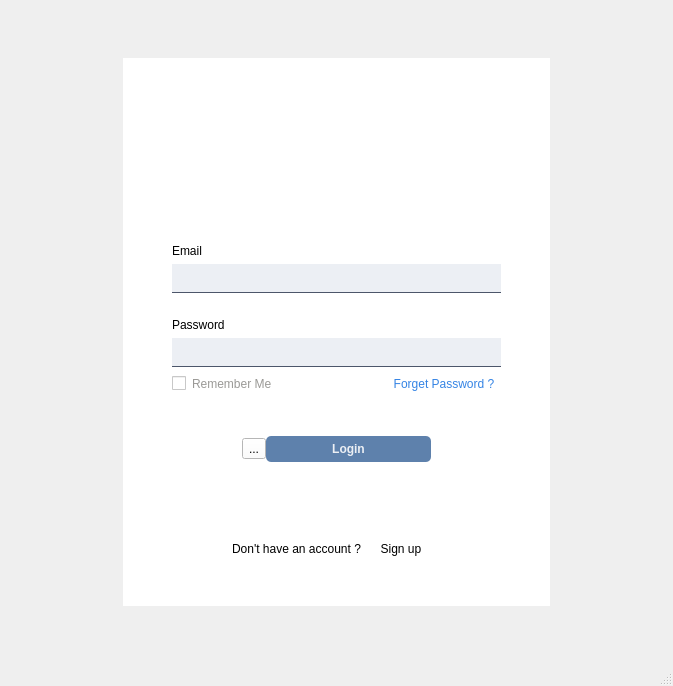
First picture: the form in School_System/ui/login.ui, repository KasperJack/School-Management-System, before the edit.
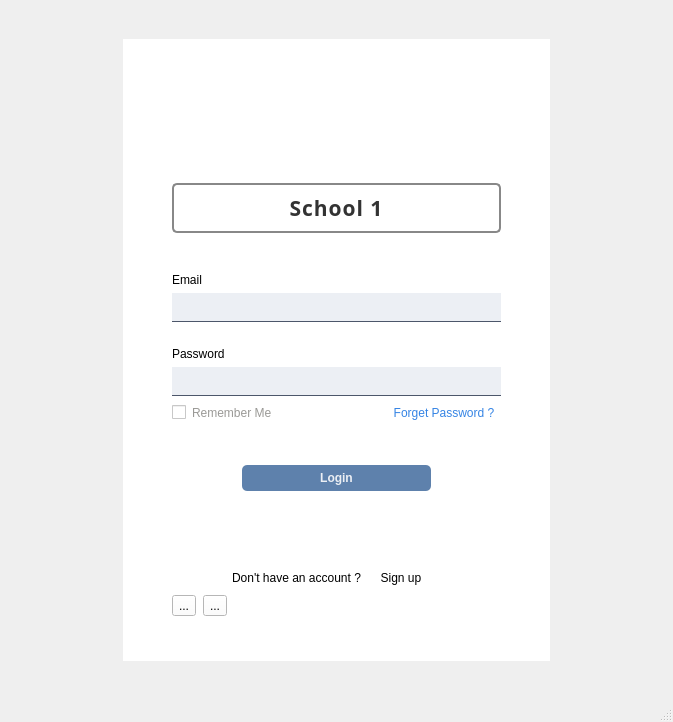
Second picture: the form after the edit. Icons and pictures are not drawn.

Patch:
```diff
--- a/School_System/ui/login.ui
+++ b/School_System/ui/login.ui
@@ -7,7 +7,7 @@
     <x>0</x>
     <y>0</y>
     <width>673</width>
-    <height>686</height>
+    <height>722</height>
    </rect>
   </property>
   <property name="windowTitle">
@@ -41,6 +41,58 @@
 </string>
       </property>
       <layout class="QGridLayout" name="gridLayout">
+       <item row="2" column="2">
+        <spacer name="horizontalSpacer_2">
+         <property name="orientation">
+          <enum>Qt::Orientation::Horizontal</enum>
+         </property>
+         <property name="sizeHint" stdset="0">
+          <size>
+           <width>40</width>
+           <height>20</height>
+          </size>
+         </property>
+        </spacer>
+       </item>
+       <item row="1" column="0">
+        <spacer name="horizontalSpacer">
+         <property name="orientation">
+          <enum>Qt::Orientation::Horizontal</enum>
+         </property>
+         <property name="sizeHint" stdset="0">
+          <size>
+           <width>40</width>
+           <height>20</height>
+          </size>
+         </property>
+        </spacer>
+       </item>
+       <item row="4" column="1">
+        <spacer name="verticalSpacer_2">
+         <property name="orientation">
+          <enum>Qt::Orientation::Vertical</enum>
+         </property>
+         <property name="sizeHint" stdset="0">
+          <size>
+           <width>20</width>
+           <height>37</height>
+          </size>
+         </property>
+        </spacer>
+       </item>
+       <item row="0" column="1">
+        <spacer name="verticalSpacer">
+         <property name="orientation">
+          <enum>Qt::Orientation::Vertical</enum>
+         </property>
+         <property name="sizeHint" stdset="0">
+          <size>
+           <width>20</width>
+           <height>37</height>
+          </size>
+         </property>
+        </spacer>
+       </item>
        <item row="1" column="1" rowspan="2">
         <layout class="QVBoxLayout" name="verticalLayout_7">
          <item>
@@ -87,6 +139,35 @@
                </property>
               </widget>
              </item>
+             <item>
+              <widget class="QLabel" name="label_5">
+               <property name="font">
+                <font>
+                 <family>Arial, sans-serif</family>
+                 <pointsize>16</pointsize>
+                 <bold>true</bold>
+                </font>
+               </property>
+               <property name="styleSheet">
+                <string notr="true">    QLabel {
+        border: 2px solid #888; /* Gray border */
+        border-radius: 5px; /* Rounded corners */
+        padding: 8px; /* Add some padding */
+        color: #333; /* Dark gray text color */
+        font-family: &quot;Arial, sans-serif&quot;; /* Example font */
+        font-weight: bold; /* Bold text */
+        text-transform: uppercase; /* Uppercase text */
+        letter-spacing: 1px; /* Add some letter spacing */
+    }</string>
+               </property>
+               <property name="text">
+                <string>School 1</string>
+               </property>
+               <property name="alignment">
+                <set>Qt::AlignmentFlag::AlignCenter</set>
+               </property>
+              </widget>
+             </item>
              <item>
               <layout class="QVBoxLayout" name="verticalLayout_3">
                <property name="spacing">
@@ -262,13 +343,6 @@
                </property>
               </spacer>
              </item>
-             <item>
-              <widget class="QToolButton" name="view_password_button">
-               <property name="text">
-                <string>...</string>
-               </property>
-              </widget>
-             </item>
              <item>
               <widget class="QPushButton" name="login_button">
                <property name="sizePolicy">
@@ -440,46 +514,46 @@
         </layout>
        </item>
        <item row="3" column="1">
-        <spacer name="verticalSpacer_2">
-         <property name="orientation">
-          <enum>Qt::Orientation::Vertical</enum>
+        <layout class="QHBoxLayout" name="horizontalLayout_5">
+         <property name="spacing">
+          <number>7</number>
          </property>
-         <property name="sizeHint" stdset="0">
-          <size>
-           <width>20</width>
-           <height>37</height>
-          </size>
-         </property>
-        </spacer>
-       </item>
-       <item row="2" column="2">
-        <spacer name="horizontalSpacer_2">
-         <property name="orientation">
-          <enum>Qt::Orientation::Horizontal</enum>
-         </property>
-         <property name="sizeHint" stdset="0">
+         <item>
+          <widget class="QToolButton" name="toolButton">
+           <property name="text">
+            <string>...</string>
+           </property>
+           <property name="icon">
+            <iconset resource="../resources/rec.qrc">
+             <normaloff>:/newPrefix/more_icons/united-kingdom.png</normaloff>:/newPrefix/more_icons/united-kingdom.png</iconset>
+           </property>
+           <property name="iconSize">
           <size>
-           <width>40</width>
+             <width>20</width>
            <height>20</height>
           </size>
          </property>
-        </spacer>
-       </item>
-       <item row="0" column="1">
-        <spacer name="verticalSpacer">
-         <property name="orientation">
-          <enum>Qt::Orientation::Vertical</enum>
-         </property>
-         <property name="sizeHint" stdset="0">
+          </widget>
+         </item>
+         <item>
+          <widget class="QToolButton" name="view_password_button">
+           <property name="text">
+            <string>...</string>
+           </property>
+           <property name="icon">
+            <iconset resource="../resources/rec.qrc">
+             <normaloff>:/icons/icons/settingssmall2.png</normaloff>:/icons/icons/settingssmall2.png</iconset>
+           </property>
+           <property name="iconSize">
           <size>
            <width>20</width>
-           <height>37</height>
-          </size>
-         </property>
-        </spacer>
-       </item>
-       <item row="1" column="0">
-        <spacer name="horizontalSpacer">
+             <height>20</height>
+            </size>
+           </property>
+          </widget>
+         </item>
+         <item>
+          <spacer name="horizontalSpacer_7">
          <property name="orientation">
           <enum>Qt::Orientation::Horizontal</enum>
          </property>
@@ -490,6 +564,8 @@
           </size>
          </property>
         </spacer>
+         </item>
+        </layout>
        </item>
       </layout>
      </widget>
```
Lines whose indentation alone changed are shown as unchanged.
